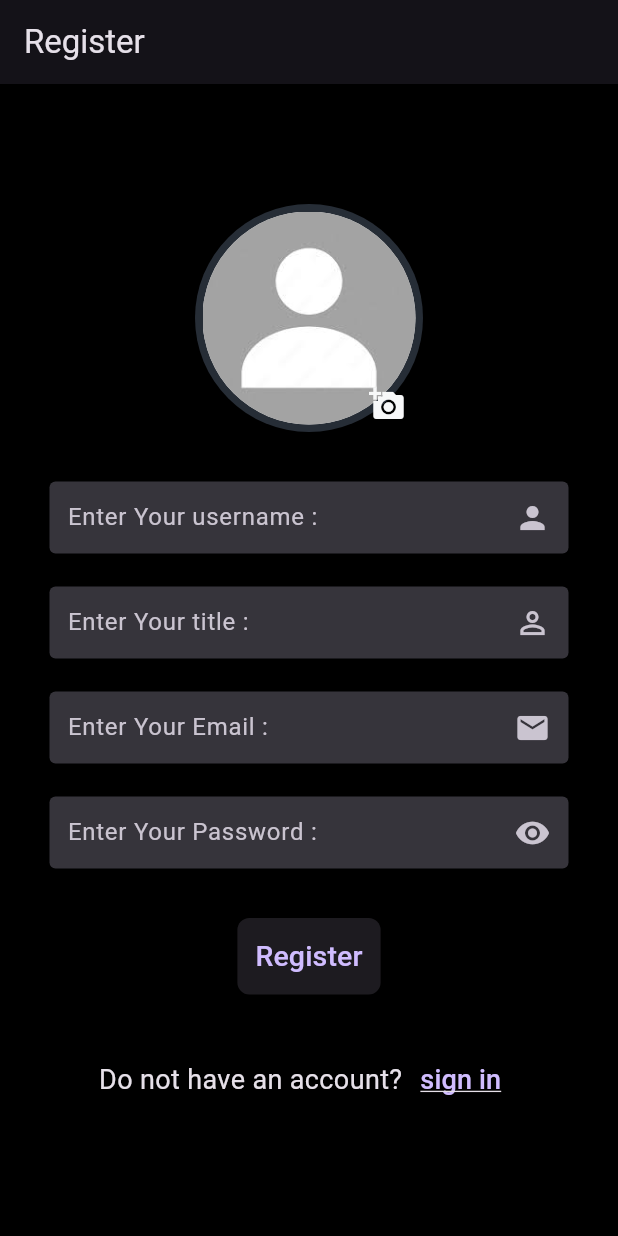
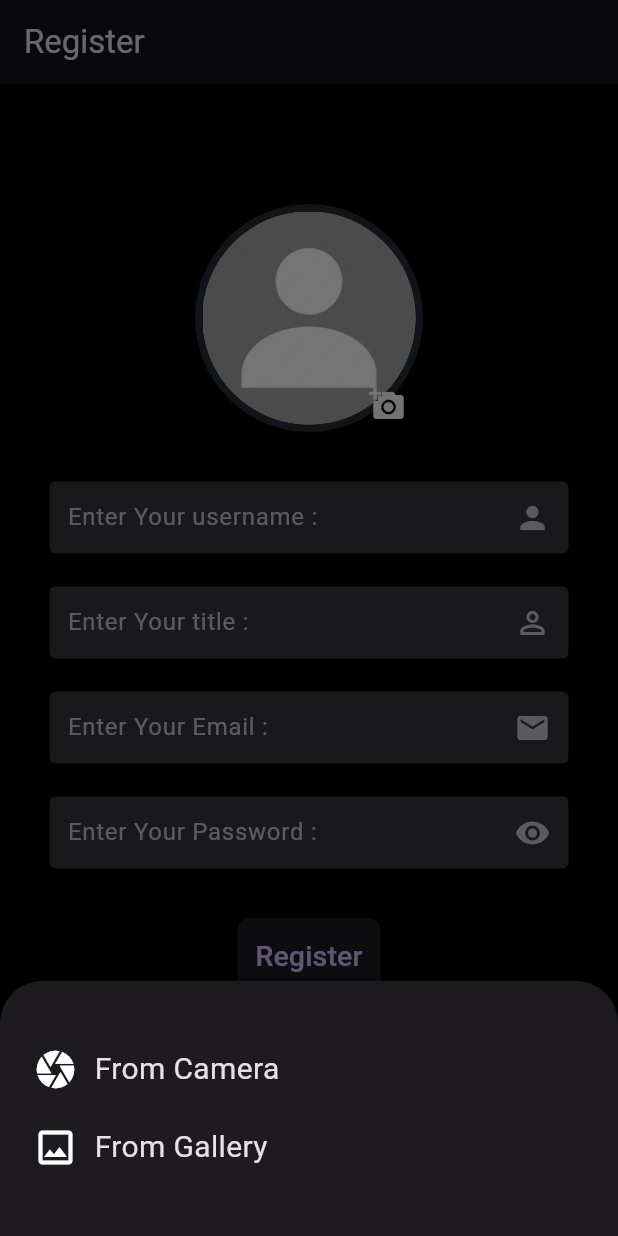
Before and after one commit to zelshenhab/flutter_insta, a Flutter app: the screen it shows after launch, after a tap on the "add a photo" icon, on a phone screen of 412 x 824 dp. Run offline on Flutter 3.47's test engine with Material 3 defaults, Android fonts, the phone set to English and light mode, and no system bars; our stand-ins replace cloud_firestore, firebase_auth, firebase_core, firebase_storage, flutter_svg, image_picker; accounts and stored records are empty.

Commit message:
upload img to screen

```diff
--- a/lib/screens/register.dart
+++ b/lib/screens/register.dart
@@ -1,6 +1,7 @@
 // ignore_for_file: prefer_const_literals_to_create_immutables, prefer_const_constructors, sort_child_properties_last
 
 import 'dart:math';
+import 'dart:typed_data';
 import 'dart:ui';
 
 import 'package:firebase_auth/firebase_auth.dart';
@@ -10,6 +11,7 @@ import 'package:flutter_insta/screens/sign_in.dart';
 import 'package:flutter_insta/shared/colors.dart';
 import 'package:flutter_insta/shared/contants.dart';
 import 'package:flutter_insta/shared/snackbar.dart';
+import 'package:image_picker/image_picker.dart';
 
 import 'dart:io';
 
@@ -24,7 +26,7 @@ class Register extends StatefulWidget {
 
 class _RegisterState extends State<Register> {
   bool isVisable = true;
-  File? imgPath;
+  Uint8List? imgPath;
   String? imgName;
 
   final _formKey = GlobalKey<FormState>();
@@ -42,87 +44,88 @@ class _RegisterState extends State<Register> {
   bool hasLowercase = false;
   bool hasSpecialCharacters = false;
 
-  // uploadImage2Screen(ImageSource source) async {
-  //   final pickedImg = await ImagePicker().pickImage(source: source);
-  //   try {
-  //     if (pickedImg != null) {
-  //       setState(() {
-  //         imgPath = File(pickedImg.path);
-  //         imgName = basename(pickedImg.path);
-  //         int random = Random().nextInt(9999999);
-  //         imgName = "$random$imgName";
-  //         print(imgName);
-  //       });
-  //     } else {
-  //       print("NO img selected");
-  //     }
-  //   } catch (e) {
-  //     print("Error => $e");
-  //   }
+  uploadImage2Screen(ImageSource source) async {
+    final XFile? pickedImg = await ImagePicker().pickImage(source: source);
+    try {
+      if (pickedImg != null) {
+        imgPath = await pickedImg.readAsBytes();
+        setState(() {
+          // imgPath = File(pickedImg.path);
+          imgName = basename(pickedImg.path);
+          int random = Random().nextInt(9999999);
+          imgName = "$random$imgName";
+          print(imgName);
+        });
+      } else {
+        print("NO img selected");
+      }
+    } catch (e) {
+      print("Error => $e");
+    }
 
-  //   if (!mounted) return;
-  //   Navigator.pop(context);
-  // }
+    if (!mounted) return;
+    Navigator.pop(context);
+  }
 
-  // showmodel() {
-  //   return showModalBottomSheet(
-  //     context: context,
-  //     builder: (BuildContext context) {
-  //       return Container(
-  //         padding: EdgeInsets.all(22),
-  //         height: 170,
-  //         child: Column(
-  //           mainAxisAlignment: MainAxisAlignment.center,
-  //           children: [
-  //             GestureDetector(
-  //               onTap: () async {
-  //                 await uploadImage2Screen(ImageSource.camera);
-  //               },
-  //               child: Row(
-  //                 children: [
-  //                   Icon(
-  //                     Icons.camera,
-  //                     size: 30,
-  //                   ),
-  //                   SizedBox(
-  //                     width: 11,
-  //                   ),
-  //                   Text(
-  //                     "From Camera",
-  //                     style: TextStyle(fontSize: 20),
-  //                   )
-  //                 ],
-  //               ),
-  //             ),
-  //             SizedBox(
-  //               height: 22,
-  //             ),
-  //             GestureDetector(
-  //               onTap: () {
-  //                 uploadImage2Screen(ImageSource.gallery);
-  //               },
-  //               child: Row(
-  //                 children: [
-  //                   Icon(
-  //                     Icons.photo_outlined,
-  //                     size: 30,
-  //                   ),
-  //                   SizedBox(
-  //                     width: 11,
-  //                   ),
-  //                   Text(
-  //                     "From Gallery",
-  //                     style: TextStyle(fontSize: 20),
-  //                   )
-  //                 ],
-  //               ),
-  //             ),
-  //           ],
-  //         ),
-  //       );
-  //     },
-  //   );
-  // }
+  showmodel() {
+    return showModalBottomSheet(
+      context: context,
+      builder: (BuildContext context) {
+        return Container(
+          padding: EdgeInsets.all(22),
+          height: 170,
+          child: Column(
+            mainAxisAlignment: MainAxisAlignment.center,
+            children: [
+              GestureDetector(
+                onTap: () async {
+                  await uploadImage2Screen(ImageSource.camera);
+                },
+                child: Row(
+                  children: [
+                    Icon(
+                      Icons.camera,
+                      size: 30,
+                    ),
+                    SizedBox(
+                      width: 11,
+                    ),
+                    Text(
+                      "From Camera",
+                      style: TextStyle(fontSize: 20),
+                    )
+                  ],
+                ),
+              ),
+              SizedBox(
+                height: 22,
+              ),
+              GestureDetector(
+                onTap: () {
+                  uploadImage2Screen(ImageSource.gallery);
+                },
+                child: Row(
+                  children: [
+                    Icon(
+                      Icons.photo_outlined,
+                      size: 30,
+                    ),
+                    SizedBox(
+                      width: 11,
+                    ),
+                    Text(
+                      "From Gallery",
+                      style: TextStyle(fontSize: 20),
+                    )
+                  ],
+                ),
+              ),
+            ],
+          ),
+        );
+      },
+    );
+  }
 
   // register() async {
   //   setState(() {
@@ -225,13 +228,9 @@ class _RegisterState extends State<Register> {
                                 backgroundImage:
                                     AssetImage("assets/img/avatar.jpeg"),
                               )
-                            : ClipOval(
-                                child: Image.file(
-                                  imgPath!,
-                                  width: 145,
-                                  height: 145,
-                                  fit: BoxFit.cover,
-                                ),
+                            : CircleAvatar(
+                                radius: 71,
+                                backgroundImage: MemoryImage(imgPath!),
                               ),
                         Positioned(
                           left: 99,
@@ -239,7 +238,7 @@ class _RegisterState extends State<Register> {
                           child: IconButton(
                             onPressed: () {
                               // uploadImage2Screen();
-                              // showmodel();
+                              showmodel();
                             },
                             icon: const Icon(Icons.add_a_photo),
                             color: Color.fromARGB(255, 247, 248, 249),
```
